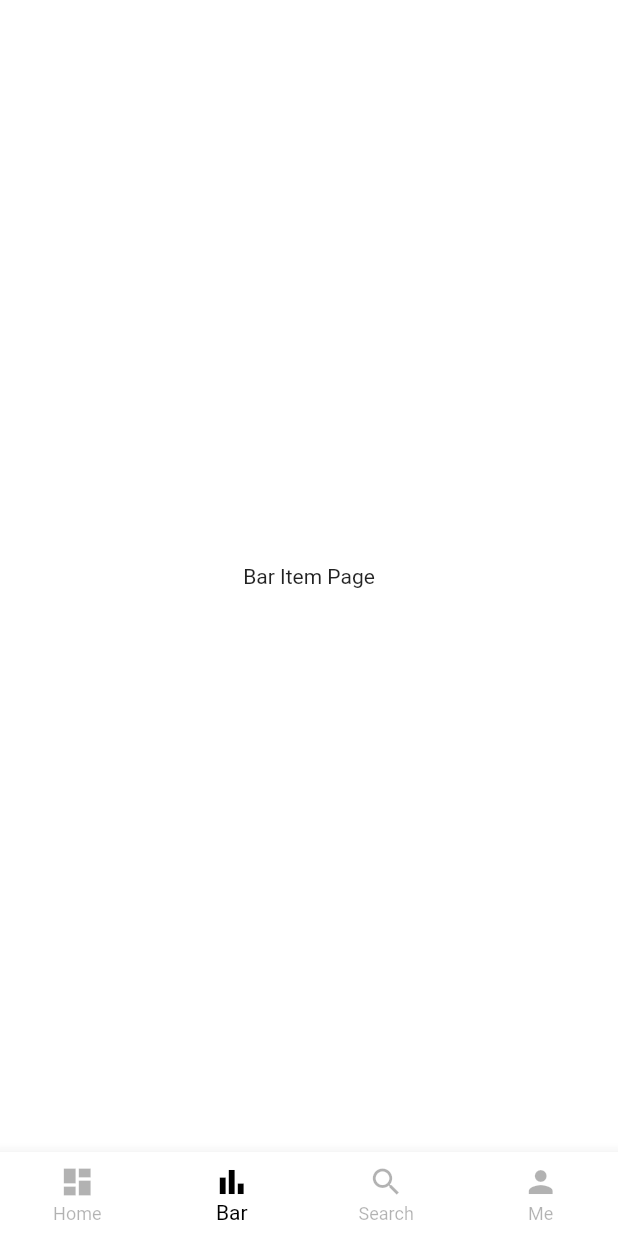
After one commit to fatlhr/flutter_trip_app_cubit_api, a Flutter app: the screen it shows after launch, item 2 of the bottom bar chosen, on a phone screen of 412 x 824 dp. The commit adds this screen. Run offline on Flutter 3.47's test engine with Material 2 defaults, Android fonts, the phone set to English and light mode, and no system bars.

Commit message:
bottom nav bar

```diff
--- a/lib/main.dart
+++ b/lib/main.dart
@@ -1,5 +1,6 @@
 import 'package:flutter/material.dart';
 
+import 'pages/nav_pages/main_page.dart';
 import 'pages/wellcome_page.dart';
 
 void main() {
@@ -16,7 +17,8 @@ class MyApp extends StatelessWidget {
       theme: ThemeData(
         primarySwatch: Colors.blue,
       ),
-      home: const WelcomePage(),
+      //home: const WelcomePage(),
+      home: const MainPage(),
     );
   }
 }
--- /dev/null
+++ b/lib/pages/nav_pages/bar_item_page.dart
@@ -0,0 +1,10 @@
+import 'package:flutter/material.dart';
+
+class BarItemPage extends StatelessWidget {
+  const BarItemPage({Key? key}) : super(key: key);
+
+  @override
+  Widget build(BuildContext context) {
+    return const Center(child: Text("Bar Item Page"));
+  }
+}
--- /dev/null
+++ b/lib/pages/nav_pages/main_page.dart
@@ -0,0 +1,55 @@
+// ignore_for_file: prefer_const_literals_to_create_immutables, prefer_const_constructors
+
+import 'package:flutter/material.dart';
+import 'package:flutter_trip_app_cubit_api/pages/nav_pages/home_page.dart';
+
+import 'bar_item_page.dart';
+import 'my_page.dart';
+import 'search_page.dart';
+
+class MainPage extends StatefulWidget {
+  const MainPage({Key? key}) : super(key: key);
+
+  @override
+  _MainPageState createState() => _MainPageState();
+}
+
+class _MainPageState extends State<MainPage> {
+  List pages = [
+    HomePage(),
+    BarItemPage(),
+    SearchPage(),
+    MyPage(),
+  ];
+
+  int currentIndex = 0;
+
+  void onTap(int index) {
+    setState(() {
+      currentIndex = index;
+    });
+  }
+
+  @override
+  Widget build(BuildContext context) {
+    return Scaffold(
+      backgroundColor: Colors.white,
+      body: pages[currentIndex],
+      bottomNavigationBar: BottomNavigationBar(
+          selectedItemColor: Colors.black,
+          unselectedItemColor: Colors.black.withOpacity(0.3),
+          type: BottomNavigationBarType.fixed,
+          backgroundColor: Colors.white,
+          currentIndex: currentIndex,
+          onTap: onTap,
+          items: [
+            BottomNavigationBarItem(
+                icon: Icon(Icons.dashboard_sharp), label: 'Home'),
+            BottomNavigationBarItem(
+                icon: Icon(Icons.bar_chart_sharp), label: 'Bar'),
+            BottomNavigationBarItem(icon: Icon(Icons.search), label: 'Search'),
+            BottomNavigationBarItem(icon: Icon(Icons.person), label: 'Me'),
+          ]),
+    );
+  }
+}
--- a/lib/pages/wellcome_page.dart
+++ b/lib/pages/wellcome_page.dart
@@ -35,6 +35,7 @@ class _WelcomePageState extends State<WelcomePage> {
                 margin: EdgeInsets.fromLTRB(20, 150, 20, 0),
                 child: Row(
                   mainAxisAlignment: MainAxisAlignment.spaceBetween,
+                  crossAxisAlignment: CrossAxisAlignment.center,
                   children: [
                     Column(
                       crossAxisAlignment: CrossAxisAlignment.start,
@@ -58,10 +59,11 @@ class _WelcomePageState extends State<WelcomePage> {
                       ],
                     ),
                     Column(
-                      mainAxisAlignment: MainAxisAlignment.spaceEvenly,
+                      mainAxisAlignment: MainAxisAlignment.start,
                       children: List.generate(
                         3,
                         (indexSlider) => Container(
+                          margin: EdgeInsets.only(bottom: 2),
                           width: 8,
                           height: index == indexSlider ? 25 : 8,
                           decoration: BoxDecoration(
```
Also changed, not shown: lib/pages/nav_pages/home_page.dart (added, +17 -0 lines), lib/pages/nav_pages/my_page.dart (added, +10 -0 lines), lib/pages/nav_pages/search_page.dart (added, +10 -0 lines).
